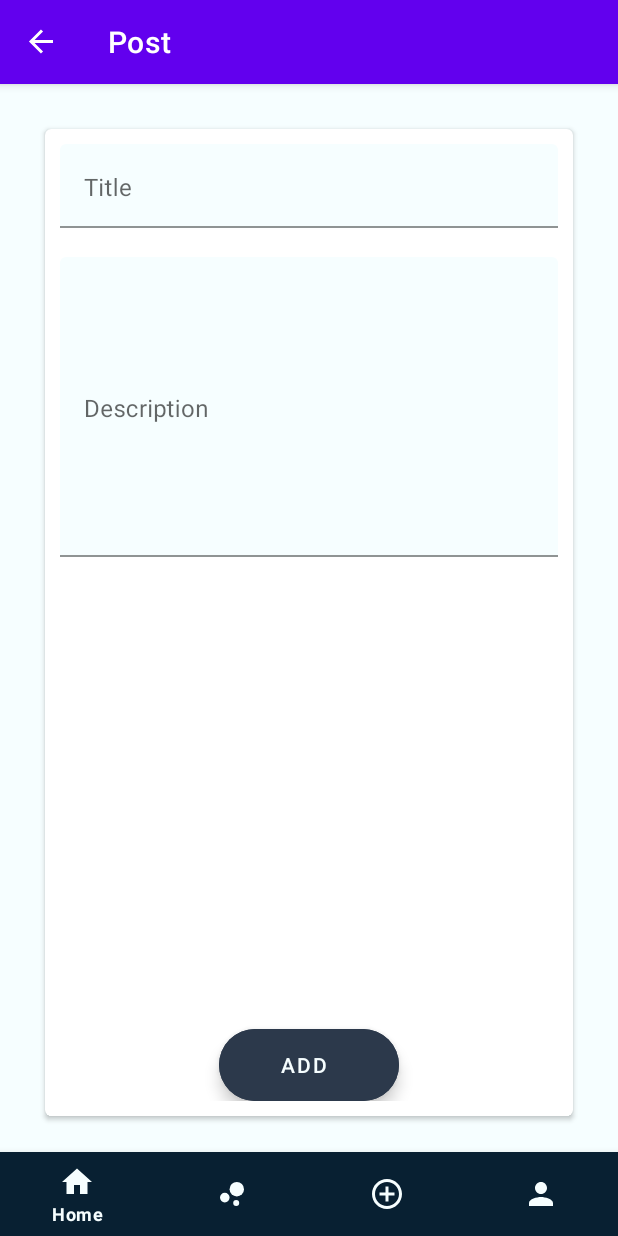
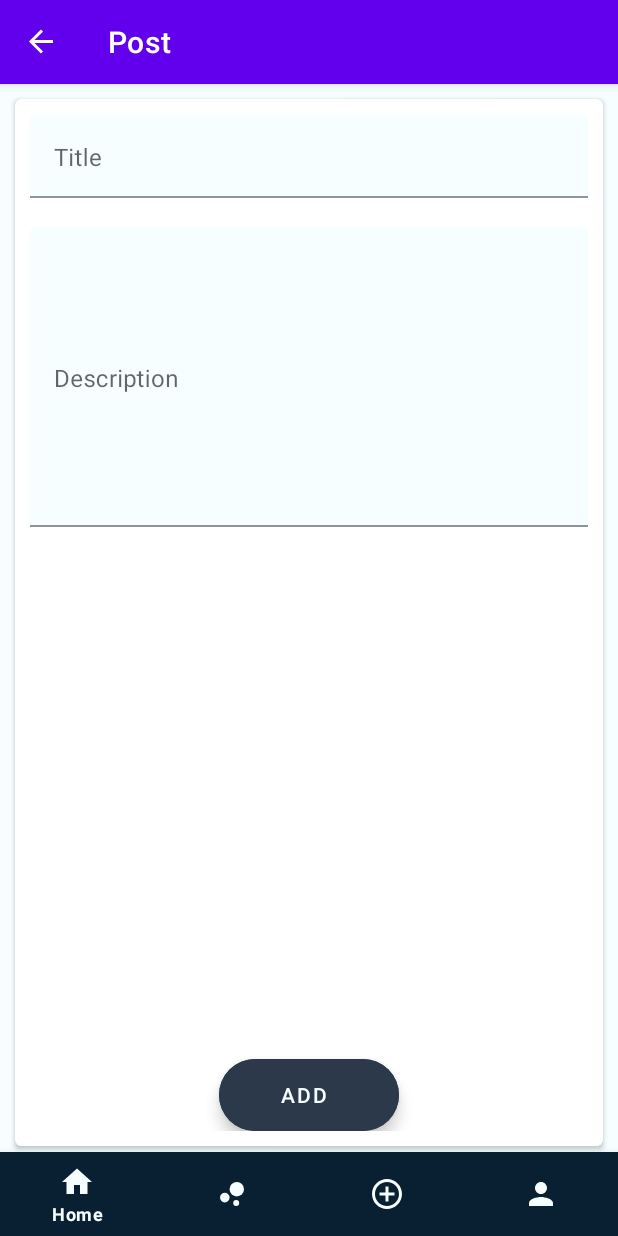
Before and after one commit to Simo-CE/ZoLe-App, an Android app: the PostFragment screen opened through its navigation route, after a tap on "ADD", on a phone screen of 412 x 824 dp. Run offline under Robolectric (Android 15) with nearby library versions, the phone set to English and light mode, and no system bars; our stand-ins replace Firebase (no records; nobody signed in at launch, a user with empty details on screens opened directly), navigation-ui; libraries missing offline, so code that uses them is left out: io.realm.

Commit message:
add post

```diff
--- a/app/src/main/AndroidManifest.xml
+++ b/app/src/main/AndroidManifest.xml
@@ -1,7 +1,8 @@
 <?xml version="1.0" encoding="utf-8"?>
 <manifest xmlns:android="http://schemas.android.com/apk/res/android"
     package="com.smiley.yo">
-
+    <uses-permission android:name="android.permission.INTERNET"/>
+    <uses-permission android:name="android.permission.ACCESS_NETWORK_STATE"/>
     <application
         android:name=".Zole"
         android:allowBackup="true"
--- a/app/src/main/java/com/smiley/yo/MainActivity.java
+++ b/app/src/main/java/com/smiley/yo/MainActivity.java
@@ -71,9 +71,8 @@ public class MainActivity extends AppCompatActivity {
                         FirebaseUser user = mAuth.getCurrentUser();
                         updateUI(user);
 
-                        /*Intent HomeIntent = new Intent(MainActivity.this, HomeActivity.class);
-                        startActivity(HomeIntent);*/
                         startActivity(new Intent(MainActivity.this, HomeActivity.class));
+                        finish();
 
                     } else {
                         // If sign in fails, display a message to the user.
--- a/app/src/main/java/com/smiley/yo/PostFragment.java
+++ b/app/src/main/java/com/smiley/yo/PostFragment.java
@@ -91,23 +91,23 @@ public class PostFragment extends Fragment {
 
     //Add post with an auto-generate an ID
     public void addPost() {
-        String ptitle, pdescription;
-        ptitle = postTitle.getText().toString();
-        pdescription = postDesc.getText().toString();
+        String title, description;
+        title = postTitle.getText().toString();
+        description = postDesc.getText().toString();
 
-        if (TextUtils.isEmpty(ptitle)) {
+        if (TextUtils.isEmpty(title)) {
             Toast.makeText(getContext(), "Please enter a valid title", Toast.LENGTH_LONG).show();
             return;
         }
-        if (TextUtils.isEmpty(pdescription)) {
+        if (TextUtils.isEmpty(description)) {
             Toast.makeText(getContext(), "Provide post descritption", Toast.LENGTH_LONG).show();
             return;
         }
 
         //Setting the post document
         Map<String, Object> data = new HashMap<>();
-        data.put("title", ptitle);
-        data.put("descrition", pdescription);
+        data.put("title", title);
+        data.put("descrition", description);
 
         db.collection("posts")
                 .add(data)
@@ -115,72 +115,9 @@ public class PostFragment extends Fragment {
                     Log.d(TAG, "DocumentSnapshot written with ID: " + documentReference.getId());
                     Log.d(TAG, "Document created succesfully ");
                 })
-                .addOnFailureListener(e -> Log.w(TAG, "Error adding document", e));
+                .addOnFailureListener(e -> {
+                    Log.w(TAG, "Error adding document", e);
+                    Toast.makeText(getContext(), "DB error", Toast.LENGTH_LONG).show();
+                });
     }
-
-    /*public void addPost() {
-        // Create a new user with a first, middle, and last name
-        Map<String, Object> data = new HashMap<>();
-        data.put("first", "Alan");
-        data.put("middle", "Mathison");
-        data.put("last", "Turing");
-        data.put("born", 1912);
-
-        // Add a new document with a generated ID
-        db.collection("posts")
-                .add(data)
-                .addOnSuccessListener(new OnSuccessListener<DocumentReference>() {
-                    @Override
-                    public void onSuccess(DocumentReference documentReference) {
-                        Log.d(TAG, "DocumentSnapshot added with ID: " + documentReference.getId());
-                    }
-                })
-                .addOnFailureListener(new OnFailureListener() {
-                    @Override
-                    public void onFailure(@NonNull Exception e) {
-                        Log.w(TAG, "Error adding document", e);
-                    }
-                });
-    }*/
-
-    /*//Setting posts document
-    public void setDocument() {
-        //Setting the post document
-        Map<String, Object> designPost = new HashMap<>();
-        designPost.put("title", "Design");
-        designPost.put("descrition", "Looking for a well educated tutor.");
-        designPost.put("status", "Available");
-
-        db.collection("posts").document("post")
-                .set(designPost)
-                .addOnSuccessListener(new OnSuccessListener<Void>() {
-                    @Override
-                    public void onSuccess(Void aVoid) {
-                        Log.d(TAG, "DocumentSnapshot successfully written!");
-                    }
-                })
-                .addOnFailureListener(new OnFailureListener() {
-                    @Override
-                    public void onFailure(@NonNull Exception e) {
-                        Log.w(TAG, "Error writing document", e);
-                    }
-                });
-    }*/
-
-    /*public final class PostsDB {
-        // Root collection name
-        public static final String COLLECTION_NAME = "posts";
-
-        // Document ID
-        public static final String DOCUMENT_ID = "post";
-
-        // Document field names
-        public static final String FIELD_TITLE = "title";
-        public static final String FIELD_DESCRIPTION = "description";
-        //public static final String FIELD_STATE = "state";
-
-        //To prevent someone from accidentally instantiating the contract class, make the constructor private
-        private PostsDB() {
-        }
-    }*/
 }
--- a/app/src/main/java/com/smiley/yo/SignupActivity.java
+++ b/app/src/main/java/com/smiley/yo/SignupActivity.java
@@ -34,10 +34,15 @@ public class SignupActivity extends AppCompatActivity {
         getSupportActionBar().hide();
 
         mAuth = FirebaseAuth.getInstance();
+        initializeUI();
+        signup.setOnClickListener(v -> createAccount());
+    }
 
-        initializeUI();
-
-        signup.setOnClickListener(v -> createAccount());
+    private void initializeUI() {
+        aname = findViewById(R.id.signup_name);
+        aemail = findViewById(R.id.signup_email);
+        apassword = findViewById(R.id.signup_password);
+        signup = findViewById(R.id.signup);
     }
 
     private void createAccount() {
@@ -46,6 +51,7 @@ public class SignupActivity extends AppCompatActivity {
         email = aemail.getText().toString();
         password = apassword.getText().toString();
 
+        //check empty field
         if (TextUtils.isEmpty(name)) {
             Toast.makeText(getApplicationContext(), "Name required", Toast.LENGTH_LONG).show();
             return;
@@ -58,6 +64,7 @@ public class SignupActivity extends AppCompatActivity {
             Toast.makeText(getApplicationContext(), "Enter a valid password!", Toast.LENGTH_LONG).show();
             return;
         }
+        //end check empty field
 
         mAuth.createUserWithEmailAndPassword(email, password)
                 .addOnCompleteListener(this, task -> {
@@ -67,9 +74,8 @@ public class SignupActivity extends AppCompatActivity {
                         FirebaseUser user = mAuth.getCurrentUser();
                         updateUI(user);
 
-                        /*Intent HomeIntent = new Intent(this, HomeActivity.class);
-                        startActivity(HomeIntent);*/
                         startActivity(new Intent(SignupActivity.this, MainActivity.class));
+                        finish();
 
                     } else {
                         // If sign in fails, display a message to the user.
@@ -83,11 +89,4 @@ public class SignupActivity extends AppCompatActivity {
 
     private void updateUI(FirebaseUser user) {
     }
-
-    private void initializeUI() {
-        aname = findViewById(R.id.signup_name);
-        aemail = findViewById(R.id.signup_email);
-        apassword = findViewById(R.id.signup_password);
-        signup = findViewById(R.id.signup);
-    }
 }
--- a/app/src/main/res/layout/fragment_post.xml
+++ b/app/src/main/res/layout/fragment_post.xml
@@ -1,21 +1,21 @@
 <?xml version="1.0" encoding="utf-8"?>
 <FrameLayout xmlns:android="http://schemas.android.com/apk/res/android"
-    xmlns:app="http://schemas.android.com/apk/res-auto"
-    xmlns:card_view="http://schemas.android.com/apk/res-auto"
     xmlns:tools="http://schemas.android.com/tools"
     android:layout_width="match_parent"
     android:layout_height="match_parent"
+    xmlns:app="http://schemas.android.com/apk/res-auto"
     android:background="@color/primary_color"
+    xmlns:card_view="http://schemas.android.com/apk/res-auto"
     tools:context=".PostFragment">
 
+
     <!-- TODO: Add post to posts collection -->
-    <!-- A CardView that contains a TextView -->
-    <androidx.appcompat.widget.LinearLayoutCompat
+    <!--<androidx.appcompat.widget.LinearLayoutCompat
         android:layout_width="match_parent"
         android:layout_height="match_parent"
         android:layout_gravity="center"
         android:layout_margin="20dp"
-        android:orientation="vertical">
+        android:orientation="vertical">-->
 
     <!--User card-->
     <!--<androidx.cardview.widget.CardView
@@ -33,6 +33,7 @@
                 android:layout_height="wrap_content"
                 android:text="Profile informations" />
         </androidx.cardview.widget.CardView>-->
+    <!--End User card-->
 
     <!--Post card-->
     <androidx.cardview.widget.CardView
@@ -50,6 +51,7 @@
             android:layout_height="match_parent"
             android:orientation="vertical">
 
+            <!--Title field-->
             <com.google.android.material.textfield.TextInputLayout
                 android:layout_width="match_parent"
                 android:layout_height="wrap_content"
@@ -65,6 +67,7 @@
                     android:minHeight="48dp" />
 
             </com.google.android.material.textfield.TextInputLayout>
+            <!--End Title field-->
 
             <!--clever margins-->
             <TextView
@@ -72,6 +75,7 @@
                 android:layout_height="wrap_content" />
             <!--clever margins-->
 
+            <!--Description field-->
             <com.google.android.material.textfield.TextInputLayout
                 android:layout_width="match_parent"
                     android:layout_height="wrap_content"
@@ -86,17 +90,13 @@
                         android:hint="Description" />
 
                 </com.google.android.material.textfield.TextInputLayout>
+            <!--End Description field-->
 
                 <!--clever margins-->
                 <TextView
                     android:layout_width="wrap_content"
                     android:layout_height="wrap_content" />
                 <!--clever margins-->
-
-                <!--spinner button for location
-                https://stackoverflow.com/questions/34862125/
-                dropdown-buttons-spinner-like-the-ones-on-
-                the-design-specs-from-google-->
 
             </androidx.appcompat.widget.LinearLayoutCompat>
 
@@ -113,23 +113,21 @@
         <!--android:contentDescription="@string/extended_fab_content_desc"-->
 
     </androidx.cardview.widget.CardView>
+    <!--End Post card-->
 
-    </androidx.appcompat.widget.LinearLayoutCompat>
 
-    <!--Add post button-->
-    <!--<androidx.appcompat.widget.AppCompatImageButton
-        android:layout_width="50dp"
-        android:layout_height="50dp"
-        android:layout_gravity="center|bottom"
-        android:layout_marginBottom="20dp"
-        android:padding="0dp"
-        android:src="@drawable/add_post_icon" />-->
+    <!--<Button
+        android:id="@+id/filledTonalButton"
+        android:layout_width="wrap_content"
+        android:layout_height="wrap_content"
+        android:text="Filled button: Tonal style"
+        app:icon="@drawable/post_icon"
+        style="@style/Widget.Material3.Button.TonalButton"/>-->
     <!--<androidx.coordinatorlayout.widget.CoordinatorLayout
         android:layout_width="match_parent"
         android:layout_height="match_parent">
 
         <com.google.android.material.floatingactionbutton.ExtendedFloatingActionButton
-            android:id="@+id/extended_fab"
             android:layout_width="wrap_content"
             android:layout_height="wrap_content"
             android:layout_gravity="bottom|center"
@@ -139,9 +137,8 @@
             android:gravity="center"
             android:padding="0dp"
             android:text="add"
+            android:contentDescription="string fab content"
             android:textColor="@color/primary_color" />
-        &lt;!&ndash;android:contentDescription="@string/extended_fab_content_desc"&ndash;&gt;
-
     </androidx.coordinatorlayout.widget.CoordinatorLayout>-->
 
 </FrameLayout>
```
Lines whose indentation alone changed are shown as unchanged.
